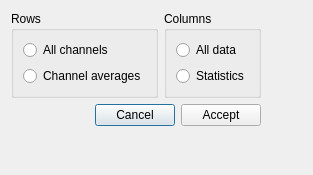
This is qt4Designer_ui_files/outputOptions.ui in cibr-jyu/meggie as Qt 5 draws it before an edit. The edited form follows.
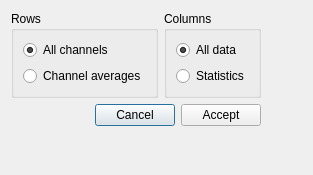
This is the edited form.

Commit message: Implement output dialog functionality

```diff
--- a/qt4Designer_ui_files/outputOptions.ui
+++ b/qt4Designer_ui_files/outputOptions.ui
@@ -29,6 +29,9 @@
             <property name="text">
              <string>All channels</string>
             </property>
+            <property name="checked">
+             <bool>true</bool>
+            </property>
            </widget>
           </item>
           <item row="1" column="0">
@@ -52,6 +55,9 @@
             <property name="text">
              <string>All data</string>
             </property>
+            <property name="checked">
+             <bool>true</bool>
+            </property>
            </widget>
           </item>
           <item row="1" column="0">
```
The commit also changes 4 other files.
